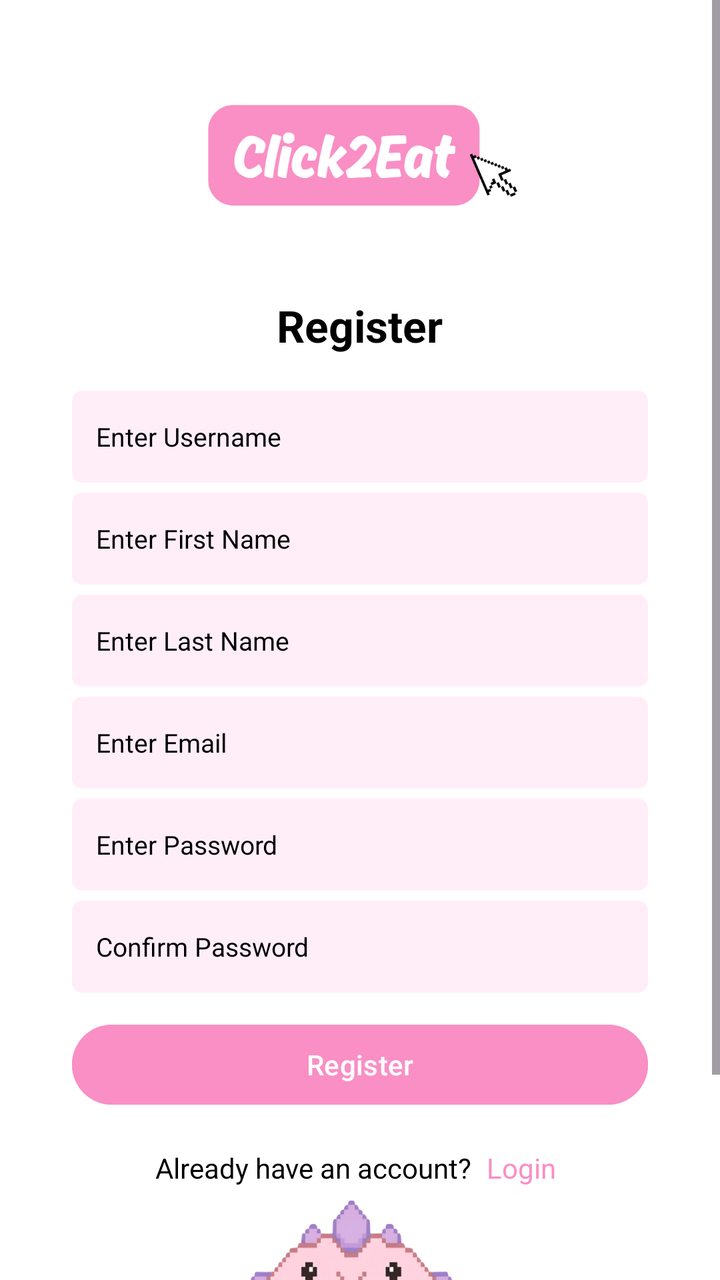
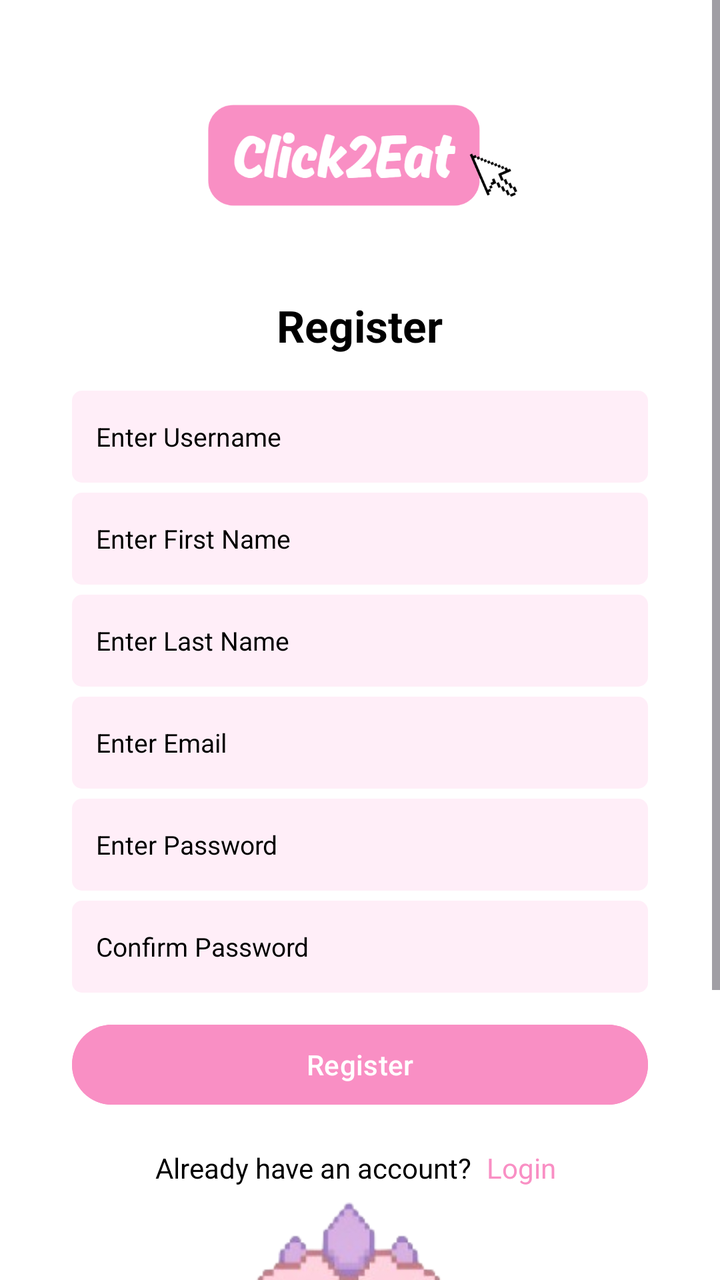

Compare the two renders of this Android layout. The source of the first and the diff that turns it into the second are given below.
<!-- AndroidManifest.xml: application theme Theme.Click2Eat -->
<!-- res/layout/activity_register.xml -->
<?xml version="1.0" encoding="utf-8"?>
<ScrollView
    xmlns:android="http://schemas.android.com/apk/res/android"
    android:layout_width="match_parent"
    android:layout_height="match_parent"
    android:fillViewport="true"
    android:background="@color/click_white">

    <LinearLayout
        android:layout_width="match_parent"
        android:layout_height="match_parent"
        android:minHeight="740dp"
        android:orientation="vertical"
        android:gravity="center_horizontal"
        android:paddingStart="36dp"
        android:paddingEnd="36dp"
        android:paddingTop="45dp"
        android:paddingBottom="10dp">

        <ImageView
            android:id="@+id/ivLogo"
            android:layout_width="160dp"
            android:layout_height="65dp"
            android:src="@drawable/click2eat_logo"
            android:contentDescription="Click2Eat Logo"
            android:scaleType="fitCenter"/>

        <TextView
            android:layout_width="wrap_content"
            android:layout_height="wrap_content"
            android:layout_marginTop="38dp"
            android:text="Register"
            android:textSize="22sp"
            android:textStyle="bold"
            android:textColor="@color/click_text"/>

        <EditText
            android:id="@+id/etUsername"
            android:layout_width="match_parent"
            android:layout_height="46dp"
            android:layout_marginTop="18dp"
            android:background="@drawable/bg_pink_input"
            android:hint="Enter Username"
            android:textColorHint="@color/click_text"
            android:inputType="text"
            android:paddingHorizontal="12dp"
            android:singleLine="true"
            android:textSize="13sp" />

        <EditText
            android:id="@+id/etFirstName"
            android:layout_width="match_parent"
            android:layout_height="46dp"
            android:layout_marginTop="5dp"
            android:background="@drawable/bg_pink_input"
            android:hint="Enter First Name"
            android:textColorHint="@color/click_text"
            android:inputType="textPersonName"
            android:singleLine="true"
            android:paddingHorizontal="12dp"
            android:textSize="13sp"/>

        <EditText
            android:id="@+id/etLastName"
            android:layout_width="match_parent"
            android:layout_height="46dp"
            android:layout_marginTop="5dp"
            android:background="@drawable/bg_pink_input"
            android:hint="Enter Last Name"
            android:textColorHint="@color/click_text"
            android:inputType="textPersonName"
            android:singleLine="true"
            android:paddingHorizontal="12dp"
            android:textSize="13sp"/>

        <EditText
            android:id="@+id/etEmail"
            android:layout_width="match_parent"
            android:layout_height="46dp"
            android:layout_marginTop="5dp"
            android:background="@drawable/bg_pink_input"
            android:hint="Enter Email"
            android:textColorHint="@color/click_text"
            android:inputType="textEmailAddress"
            android:singleLine="true"
            android:paddingHorizontal="12dp"
            android:textSize="13sp"/>

        <EditText
            android:id="@+id/etPassword"
            android:layout_width="match_parent"
            android:layout_height="46dp"
            android:layout_marginTop="5dp"
            android:background="@drawable/bg_pink_input"
            android:hint="Enter Password"
            android:textColorHint="@color/click_text"
            android:inputType="textPassword"
            android:singleLine="true"
            android:paddingHorizontal="12dp"
            android:textSize="13sp"/>

        <EditText
            android:id="@+id/etConfirmPassword"
            android:layout_width="match_parent"
            android:layout_height="46dp"
            android:layout_marginTop="5dp"
            android:background="@drawable/bg_pink_input"
            android:hint="Confirm Password"
            android:textColorHint="@color/click_text"
            android:inputType="textPassword"
            android:singleLine="true"
            android:paddingHorizontal="12dp"
            android:textSize="13sp"/>

        <Button
            android:id="@+id/btnRegister"
            android:layout_width="match_parent"
            android:layout_height="48dp"
            android:layout_marginTop="12dp"
            android:backgroundTint="@color/click_pink"
            android:text="Register"
            android:textAllCaps="false"
            android:textColor="@color/click_white"/>

        <LinearLayout
            android:layout_width="wrap_content"
            android:layout_height="wrap_content"
            android:layout_marginTop="14dp"
            android:orientation="horizontal"
            android:gravity="center">

            <TextView
                android:layout_width="wrap_content"
                android:layout_height="wrap_content"
                android:text="Already have an account? "
                android:textColor="@color/click_text"
                android:textSize="14sp"/>

            <TextView
                android:id="@+id/tvLogin"
                android:layout_width="wrap_content"
                android:layout_height="wrap_content"
                android:text="Login"
                android:textColor="@color/click_pink"
                android:textSize="14sp"
                android:padding="4dp"/>

        </LinearLayout>

        <Space
            android:layout_width="1dp"
            android:layout_height="0dp"
            android:layout_weight="1"/>

        <ImageView
            android:id="@+id/ivDinosaur"
            android:layout_width="175dp"
            android:layout_height="155dp"
            android:src="@drawable/dinosaur"
            android:contentDescription="Click2Eat Dinosaur Mascot"
            android:scaleType="fitCenter"/>

    </LinearLayout>
</ScrollView>
<!-- resources referenced by this layout -->
<resources>
  <color name="click_pink">#f98fc4</color>
  <color name="click_text">#000000</color>
  <color name="click_white">#FFFFFF</color>
  <!-- drawable bg_pink_input (drawable) -->
  <?xml version="1.0" encoding="utf-8"?>
  <shape xmlns:android="http://schemas.android.com/apk/res/android">
      <solid android:color="@color/click_light_pink"/>
      <corners android:radius="5dp"/>
  </shape>
  <!-- drawable click2eat_logo: png bitmap (drawable, 24173 bytes) -->
  <!-- drawable dinosaur: png bitmap (drawable, 192652 bytes) -->
  <style name="Theme.Click2Eat" parent="Base.Theme.Click2Eat" />
  <color name="click_light_pink">#ffeef8</color>
  <style name="Base.Theme.Click2Eat" parent="Theme.Material3.DayNight.NoActionBar">
          
          
      </style>
</resources>

<!-- the commit's change to res/layout/activity_register.xml (unified diff, before → after) -->
@@ -154,9 +154,9 @@
 
         <ImageView
             android:id="@+id/ivDinosaur"
-            android:layout_width="175dp"
-            android:layout_height="155dp"
-            android:src="@drawable/dinosaur"
+            android:layout_width="230dp"
+            android:layout_height="220dp"
+            android:src="@drawable/mascot"
             android:contentDescription="Click2Eat Dinosaur Mascot"
             android:scaleType="fitCenter"/>
 
<!-- resource entries referenced after the edit -->
@@ -10,7 +10,7 @@
       <corners android:radius="5dp"/>
   </shape>
   <!-- drawable click2eat_logo: png bitmap (drawable, 24173 bytes) -->
-  <!-- drawable dinosaur: png bitmap (drawable, 192652 bytes) -->
+  <!-- drawable mascot: png bitmap (drawable, 93006 bytes) -->
   <style name="Theme.Click2Eat" parent="Base.Theme.Click2Eat" />
   <color name="click_light_pink">#ffeef8</color>
   <style name="Base.Theme.Click2Eat" parent="Theme.Material3.DayNight.NoActionBar">
